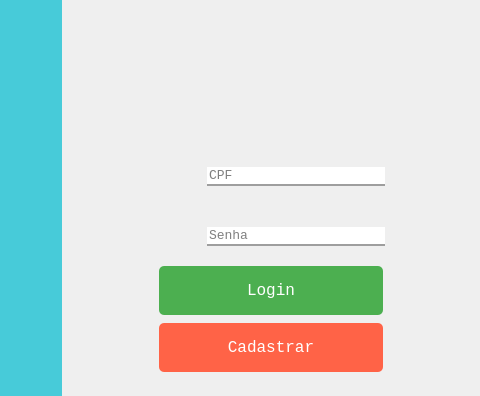
The window that src/view/login.ui (matheusnalmeida/SistemaDeAcademiaPA) describes before a commit, drawn with Qt 5; both pictures show x 418 to 898 and y 0 to 396 of the 898 by 529 pixel window.
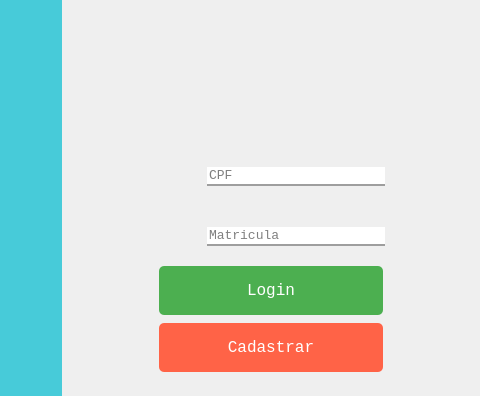
The same window after the commit.

Commit message: Validacao de dados da tela de cadastro e alteracao de layout para verificacao de campos nao preenchidos

Diff of the .ui file:
```diff
--- a/src/view/login.ui
+++ b/src/view/login.ui
@@ -782,7 +782,7 @@
                    <enum>QLineEdit::Password</enum>
                   </property>
                   <property name="placeholderText">
-                   <string>Senha</string>
+                   <string>Matricula</string>
                   </property>
                  </widget>
                 </item>
```
The commit also changes 6 other files.
